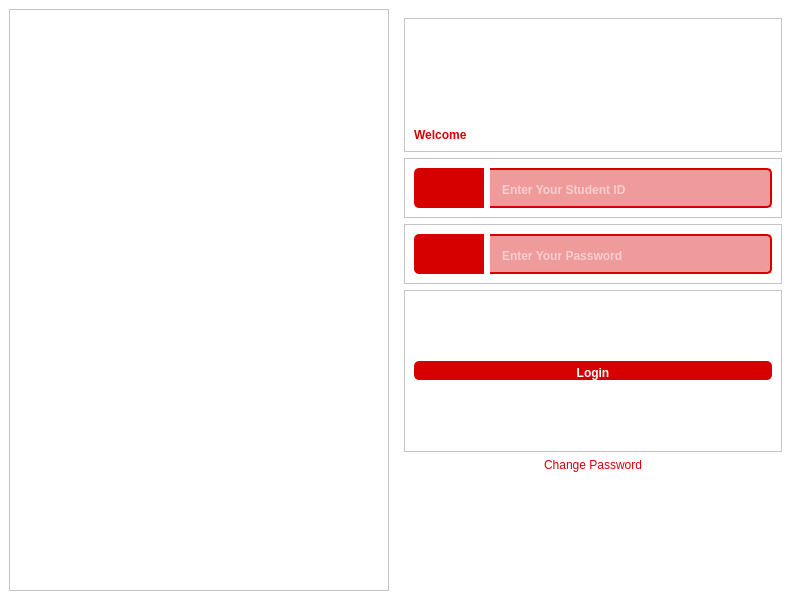
Qt form pages/Home/UI_home/Login.ui (KevinHutagaol/control-center-2026) before a commit.
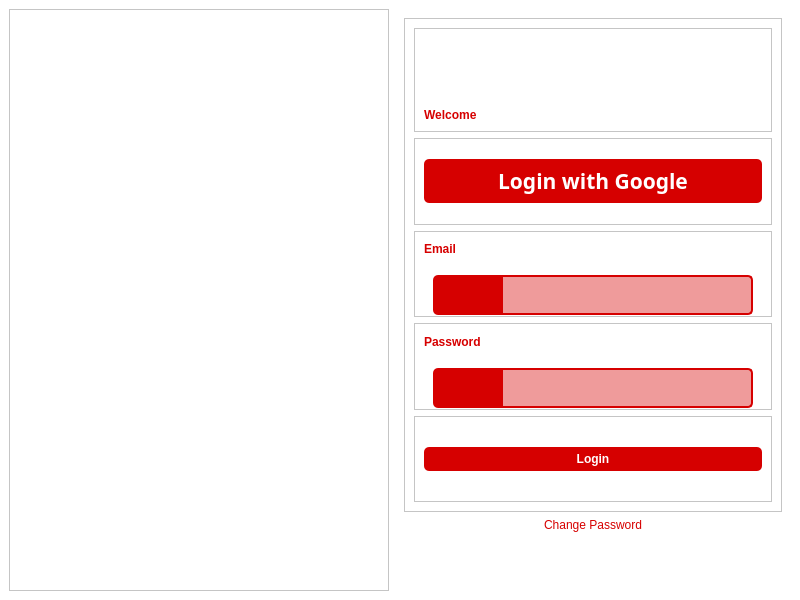
The same form after that commit. Icons and pictures are not drawn.

Commit message: added login with google button

Patch:
```diff
--- a/pages/Home/UI_home/Login.ui
+++ b/pages/Home/UI_home/Login.ui
@@ -67,6 +67,15 @@
       <widget class="QWidget" name="LoginPage">
        <layout class="QVBoxLayout" name="verticalLayout_2">
         <item>
+         <widget class="QFrame" name="frame_10">
+          <property name="frameShape">
+           <enum>QFrame::StyledPanel</enum>
+          </property>
+          <property name="frameShadow">
+           <enum>QFrame::Raised</enum>
+          </property>
+          <layout class="QVBoxLayout" name="verticalLayout_9">
+           <item>
          <widget class="QFrame" name="frame_7">
           <property name="sizePolicy">
            <sizepolicy hsizetype="Preferred" vsizetype="Fixed">
@@ -92,7 +101,7 @@
              <property name="sizeHint" stdset="0">
               <size>
                <width>20</width>
-               <height>100</height>
+                  <height>70</height>
               </size>
              </property>
             </spacer>
@@ -119,6 +128,86 @@
          </widget>
         </item>
         <item>
+            <widget class="QFrame" name="frame_19">
+             <property name="frameShape">
+              <enum>QFrame::StyledPanel</enum>
+             </property>
+             <property name="frameShadow">
+              <enum>QFrame::Raised</enum>
+             </property>
+             <layout class="QVBoxLayout" name="verticalLayout_8">
+              <item>
+               <widget class="QPushButton" name="LoginGoogle">
+                <property name="font">
+                 <font>
+                  <family>Poppins</family>
+                  <pointsize>16</pointsize>
+                  <weight>75</weight>
+                  <italic>false</italic>
+                  <bold>true</bold>
+                 </font>
+                </property>
+                <property name="cursor">
+                 <cursorShape>PointingHandCursor</cursorShape>
+                </property>
+                <property name="styleSheet">
+                 <string notr="true">QPushButton {
+ 		
+		background-color: rgba(214, 0, 0,255);
+		border-radius : 5px;
+		color: rgb(255, 255, 255);
+		padding-top:5px;
+		font: 16pt &quot;Poppins&quot;;
+		font-weight: bold;
+		padding-top: 7px;
+		padding-bottom: 7px; 
+
+}
+
+/* Saat mouse hover */
+QPushButton:hover {
+    background-color: rgba(214, 0, 0,225);
+}</string>
+                </property>
+                <property name="text">
+                 <string>Login with Google</string>
+                </property>
+               </widget>
+              </item>
+             </layout>
+            </widget>
+           </item>
+           <item>
+            <widget class="QFrame" name="frame_20">
+             <property name="frameShape">
+              <enum>QFrame::StyledPanel</enum>
+             </property>
+             <property name="frameShadow">
+              <enum>QFrame::Raised</enum>
+             </property>
+             <layout class="QVBoxLayout" name="verticalLayout_10">
+              <property name="spacing">
+               <number>0</number>
+              </property>
+              <property name="topMargin">
+               <number>0</number>
+              </property>
+              <property name="bottomMargin">
+               <number>0</number>
+              </property>
+              <item>
+               <widget class="QLabel" name="label_3">
+                <property name="styleSheet">
+                 <string notr="true">font: 12pt &quot;Poppins&quot;;
+font-weight: bold; 
+color: rgb(214, 0, 0);</string>
+                </property>
+                <property name="text">
+                 <string>Email</string>
+                </property>
+               </widget>
+              </item>
+              <item>
          <widget class="QFrame" name="frame_5">
           <property name="sizePolicy">
            <sizepolicy hsizetype="Preferred" vsizetype="Fixed">
@@ -133,16 +222,22 @@
            </size>
           </property>
           <property name="frameShape">
-           <enum>QFrame::StyledPanel</enum>
+                 <enum>QFrame::NoFrame</enum>
           </property>
           <property name="frameShadow">
            <enum>QFrame::Raised</enum>
           </property>
           <layout class="QHBoxLayout" name="horizontalLayout_4">
+                 <property name="spacing">
+                  <number>0</number>
+                 </property>
+                 <property name="bottomMargin">
+                  <number>0</number>
+                 </property>
            <item>
             <widget class="QFrame" name="frame_6">
              <property name="sizePolicy">
-              <sizepolicy hsizetype="Preferred" vsizetype="Minimum">
+                    <sizepolicy hsizetype="Preferred" vsizetype="Fixed">
                <horstretch>0</horstretch>
                <verstretch>0</verstretch>
               </sizepolicy>
@@ -192,11 +287,44 @@
 font-weight: bold;</string>
              </property>
              <property name="placeholderText">
-              <string>Enter Your Student ID</string>
+                    <string/>
              </property>
             </widget>
            </item>
           </layout>
+               </widget>
+              </item>
+             </layout>
+            </widget>
+           </item>
+           <item>
+            <widget class="QFrame" name="frame_21">
+             <property name="frameShape">
+              <enum>QFrame::StyledPanel</enum>
+             </property>
+             <property name="frameShadow">
+              <enum>QFrame::Raised</enum>
+             </property>
+             <layout class="QVBoxLayout" name="verticalLayout_11">
+              <property name="spacing">
+               <number>0</number>
+              </property>
+              <property name="topMargin">
+               <number>0</number>
+              </property>
+              <property name="bottomMargin">
+               <number>0</number>
+              </property>
+              <item>
+               <widget class="QLabel" name="label_4">
+                <property name="styleSheet">
+                 <string notr="true">font: 12pt &quot;Poppins&quot;;
+font-weight: bold; 
+color: rgb(214, 0, 0);</string>
+                </property>
+                <property name="text">
+                 <string>Password</string>
+                </property>
          </widget>
         </item>
         <item>
@@ -214,16 +342,22 @@
            </size>
           </property>
           <property name="frameShape">
-           <enum>QFrame::StyledPanel</enum>
+                 <enum>QFrame::NoFrame</enum>
           </property>
           <property name="frameShadow">
            <enum>QFrame::Raised</enum>
           </property>
           <layout class="QHBoxLayout" name="horizontalLayout_2">
+                 <property name="spacing">
+                  <number>0</number>
+                 </property>
+                 <property name="bottomMargin">
+                  <number>0</number>
+                 </property>
            <item>
             <widget class="QFrame" name="frame_3">
              <property name="sizePolicy">
-              <sizepolicy hsizetype="Preferred" vsizetype="Minimum">
+                    <sizepolicy hsizetype="Preferred" vsizetype="Fixed">
                <horstretch>0</horstretch>
                <verstretch>0</verstretch>
               </sizepolicy>
@@ -276,8 +410,11 @@
               <enum>QLineEdit::Password</enum>
              </property>
              <property name="placeholderText">
-              <string>Enter Your Password</string>
-             </property>
+                    <string/>
+                   </property>
+                  </widget>
+                 </item>
+                </layout>
             </widget>
            </item>
           </layout>
@@ -306,6 +443,8 @@
 		padding-top:5px;
 		font: 20pt &quot;Poppins&quot;;
 		font-weight: bold;
+		padding-top: 5px;
+		padding-bottom: 5px; 
 
 }
 
@@ -322,6 +461,9 @@
           </layout>
          </widget>
         </item>
+          </layout>
+         </widget>
+        </item>
         <item>
          <widget class="QPushButton" name="ChangePass">
           <property name="cursor">
@@ -358,7 +500,7 @@
           <property name="sizeHint" stdset="0">
            <size>
             <width>20</width>
-            <height>110</height>
+            <height>50</height>
            </size>
           </property>
          </spacer>
```
Left out of the diff: 10 changed lines with no effect on the pictures. Lines whose indentation alone changed are shown as unchanged.
